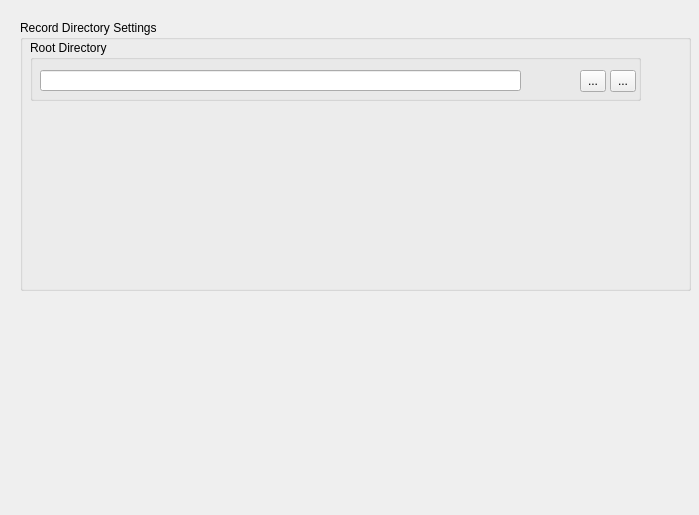
This is src/generalsettingsdialog.ui in yestinj/inetvis as Qt 5 draws it before an edit. The edited form follows.
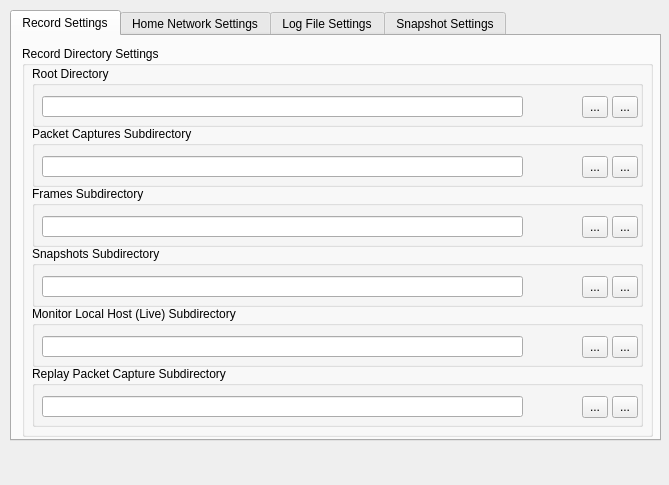
This is the edited form. Icons and pictures are not drawn.

Commit message: Added most of the general settings ui and functionality.

```diff
--- a/src/generalsettingsdialog.ui
+++ b/src/generalsettingsdialog.ui
@@ -6,58 +6,415 @@
    <rect>
     <x>0</x>
     <y>0</y>
-    <width>699</width>
-    <height>515</height>
+    <width>669</width>
+    <height>485</height>
    </rect>
   </property>
   <property name="windowTitle">
    <string>General Settings</string>
   </property>
-  <widget class="QGroupBox" name="groupBox">
+  <widget class="QTabWidget" name="tabWidget">
    <property name="geometry">
     <rect>
-     <x>20</x>
-     <y>20</y>
-     <width>671</width>
-     <height>271</height>
+     <x>10</x>
+     <y>10</y>
+     <width>651</width>
+     <height>431</height>
     </rect>
    </property>
-   <property name="title">
-    <string>Record Directory Settings</string>
+   <property name="currentIndex">
+    <number>0</number>
    </property>
-   <widget class="QGroupBox" name="groupBox_2">
-    <property name="geometry">
-     <rect>
-      <x>10</x>
-      <y>20</y>
-      <width>611</width>
-      <height>61</height>
-     </rect>
+   <widget class="QWidget" name="recordDirectoryTab">
+    <property name="accessibleName">
+     <string/>
     </property>
-    <property name="title">
-     <string>Root Directory</string>
-    </property>
-    <widget class="QLineEdit" name="rootDirLineEdit">
+    <attribute name="title">
+     <string>Record Settings</string>
+    </attribute>
+    <widget class="QGroupBox" name="recordSettingsGroupBox">
      <property name="geometry">
       <rect>
        <x>10</x>
-       <y>30</y>
-       <width>481</width>
-       <height>21</height>
+       <y>10</y>
+       <width>631</width>
+       <height>391</height>
       </rect>
      </property>
+     <property name="title">
+      <string>Record Directory Settings</string>
+     </property>
+     <widget class="QGroupBox" name="rootDirGroupBox">
+      <property name="geometry">
+       <rect>
+        <x>10</x>
+        <y>20</y>
+        <width>611</width>
+        <height>61</height>
+       </rect>
+      </property>
+      <property name="title">
+       <string>Root Directory</string>
+      </property>
+      <widget class="QLineEdit" name="rootDirLineEdit">
+       <property name="geometry">
+        <rect>
+         <x>10</x>
+         <y>30</y>
+         <width>481</width>
+         <height>21</height>
+        </rect>
+       </property>
+      </widget>
+      <widget class="QToolButton" name="rootDirSave">
+       <property name="geometry">
+        <rect>
+         <x>550</x>
+         <y>30</y>
+         <width>26</width>
+         <height>22</height>
+        </rect>
+       </property>
+       <property name="text">
+        <string>...</string>
+       </property>
+       <property name="icon">
+        <iconset>
+         <normalon>:/icons/images/stock_calc-accept.png</normalon>
+        </iconset>
+       </property>
+      </widget>
+      <widget class="QToolButton" name="rootDirUndo">
+       <property name="geometry">
+        <rect>
+         <x>580</x>
+         <y>30</y>
+         <width>26</width>
+         <height>22</height>
+        </rect>
+       </property>
+       <property name="text">
+        <string>...</string>
+       </property>
+       <property name="icon">
+        <iconset>
+         <normalon>:/icons/images/undo.png</normalon>
+        </iconset>
+       </property>
+      </widget>
+     </widget>
+     <widget class="QGroupBox" name="pcapsSubdirGroupBox">
+      <property name="geometry">
+       <rect>
+        <x>10</x>
+        <y>80</y>
+        <width>611</width>
+        <height>61</height>
+       </rect>
+      </property>
+      <property name="title">
+       <string>Packet Captures Subdirectory</string>
+      </property>
+      <widget class="QLineEdit" name="pcapsSubdirLineEdit">
+       <property name="geometry">
+        <rect>
+         <x>10</x>
+         <y>30</y>
+         <width>481</width>
+         <height>21</height>
+        </rect>
+       </property>
+      </widget>
+      <widget class="QToolButton" name="pcapsSubdirSave">
+       <property name="geometry">
+        <rect>
+         <x>550</x>
+         <y>30</y>
+         <width>26</width>
+         <height>22</height>
+        </rect>
+       </property>
+       <property name="text">
+        <string>...</string>
+       </property>
+       <property name="icon">
+        <iconset>
+         <normalon>:/icons/images/stock_calc-accept.png</normalon>
+        </iconset>
+       </property>
+      </widget>
+      <widget class="QToolButton" name="pcapsSubdirUndo">
+       <property name="geometry">
+        <rect>
+         <x>580</x>
+         <y>30</y>
+         <width>26</width>
+         <height>22</height>
+        </rect>
+       </property>
+       <property name="text">
+        <string>...</string>
+       </property>
+       <property name="icon">
+        <iconset>
+         <normalon>:/icons/images/undo.png</normalon>
+        </iconset>
+       </property>
+      </widget>
+     </widget>
+     <widget class="QGroupBox" name="framesSubdirGroupBox">
+      <property name="geometry">
+       <rect>
+        <x>10</x>
+        <y>140</y>
+        <width>611</width>
+        <height>61</height>
+       </rect>
+      </property>
+      <property name="title">
+       <string>Frames Subdirectory</string>
+      </property>
+      <widget class="QLineEdit" name="framesSubdirLineEdit">
+       <property name="geometry">
+        <rect>
+         <x>10</x>
+         <y>30</y>
+         <width>481</width>
+         <height>21</height>
+        </rect>
+       </property>
+      </widget>
+      <widget class="QToolButton" name="framesSubdirSave">
+       <property name="geometry">
+        <rect>
+         <x>550</x>
+         <y>30</y>
+         <width>26</width>
+         <height>22</height>
+        </rect>
+       </property>
+       <property name="text">
+        <string>...</string>
+       </property>
+       <property name="icon">
+        <iconset>
+         <normalon>:/icons/images/stock_calc-accept.png</normalon>
+        </iconset>
+       </property>
+      </widget>
+      <widget class="QToolButton" name="framesSubdirUndo">
+       <property name="geometry">
+        <rect>
+         <x>580</x>
+         <y>30</y>
+         <width>26</width>
+         <height>22</height>
+        </rect>
+       </property>
+       <property name="text">
+        <string>...</string>
+       </property>
+       <property name="icon">
+        <iconset>
+         <normalon>:/icons/images/undo.png</normalon>
+        </iconset>
+       </property>
+      </widget>
+     </widget>
+     <widget class="QGroupBox" name="snapshotsSubdirGroupBox">
+      <property name="geometry">
+       <rect>
+        <x>10</x>
+        <y>200</y>
+        <width>611</width>
+        <height>61</height>
+       </rect>
+      </property>
+      <property name="title">
+       <string>Snapshots Subdirectory</string>
+      </property>
+      <widget class="QLineEdit" name="snapshotsSubdirLineEdit">
+       <property name="geometry">
+        <rect>
+         <x>10</x>
+         <y>30</y>
+         <width>481</width>
+         <height>21</height>
+        </rect>
+       </property>
+      </widget>
+      <widget class="QToolButton" name="snapshotsSubdirSave">
+       <property name="geometry">
+        <rect>
+         <x>550</x>
+         <y>30</y>
+         <width>26</width>
+         <height>22</height>
+        </rect>
+       </property>
+       <property name="text">
+        <string>...</string>
+       </property>
+       <property name="icon">
+        <iconset>
+         <normalon>:/icons/images/stock_calc-accept.png</normalon>
+        </iconset>
+       </property>
+      </widget>
+      <widget class="QToolButton" name="snapshotsSubdirUndo">
+       <property name="geometry">
+        <rect>
+         <x>580</x>
+         <y>30</y>
+         <width>26</width>
+         <height>22</height>
+        </rect>
+       </property>
+       <property name="text">
+        <string>...</string>
+       </property>
+       <property name="icon">
+        <iconset>
+         <normalon>:/icons/images/undo.png</normalon>
+        </iconset>
+       </property>
+      </widget>
+     </widget>
+     <widget class="QGroupBox" name="liveSubdirGroupBox">
+      <property name="geometry">
+       <rect>
+        <x>10</x>
+        <y>260</y>
+        <width>611</width>
+        <height>61</height>
+       </rect>
+      </property>
+      <property name="title">
+       <string>Monitor Local Host (Live) Subdirectory</string>
+      </property>
+      <widget class="QLineEdit" name="liveSubdirLineEdit">
+       <property name="geometry">
+        <rect>
+         <x>10</x>
+         <y>30</y>
+         <width>481</width>
+         <height>21</height>
+        </rect>
+       </property>
+      </widget>
+      <widget class="QToolButton" name="liveSubdirSave">
+       <property name="geometry">
+        <rect>
+         <x>550</x>
+         <y>30</y>
+         <width>26</width>
+         <height>22</height>
+        </rect>
+       </property>
+       <property name="text">
+        <string>...</string>
+       </property>
+       <property name="icon">
+        <iconset>
+         <normalon>:/icons/images/stock_calc-accept.png</normalon>
+        </iconset>
+       </property>
+      </widget>
+      <widget class="QToolButton" name="liveSubdirUndo">
+       <property name="geometry">
+        <rect>
+         <x>580</x>
+         <y>30</y>
+         <width>26</width>
+         <height>22</height>
+        </rect>
+       </property>
+       <property name="text">
+        <string>...</string>
+       </property>
+       <property name="icon">
+        <iconset>
+         <normalon>:/icons/images/undo.png</normalon>
+        </iconset>
+       </property>
+      </widget>
+     </widget>
+     <widget class="QGroupBox" name="replaySubdirGroupBox">
+      <property name="geometry">
+       <rect>
+        <x>10</x>
+        <y>320</y>
+        <width>611</width>
+        <height>61</height>
+       </rect>
+      </property>
+      <property name="title">
+       <string>Replay Packet Capture Subdirectory</string>
+      </property>
+      <widget class="QLineEdit" name="replaySubdirLineEdit">
+       <property name="geometry">
+        <rect>
+         <x>10</x>
+         <y>30</y>
+         <width>481</width>
+         <height>21</height>
+        </rect>
+       </property>
+      </widget>
+      <widget class="QToolButton" name="replaySubdirSave">
+       <property name="geometry">
+        <rect>
+         <x>550</x>
+         <y>30</y>
+         <width>26</width>
+         <height>22</height>
+        </rect>
+       </property>
+       <property name="text">
+        <string>...</string>
+       </property>
+       <property name="icon">
+        <iconset>
+         <normalon>:/icons/images/stock_calc-accept.png</normalon>
+        </iconset>
+       </property>
+      </widget>
+      <widget class="QToolButton" name="replaySubdirUndo">
+       <property name="geometry">
+        <rect>
+         <x>580</x>
+         <y>30</y>
+         <width>26</width>
+         <height>22</height>
+        </rect>
+       </property>
+       <property name="text">
+        <string>...</string>
+       </property>
+       <property name="icon">
+        <iconset>
+         <normalon>:/icons/images/undo.png</normalon>
+        </iconset>
+       </property>
+      </widget>
+     </widget>
     </widget>
-    <widget class="QToolButton" name="rootDirSave">
+   </widget>
+   <widget class="QWidget" name="homeNetworkTab">
+    <attribute name="title">
+     <string>Home Network Settings</string>
+    </attribute>
+    <widget class="QGroupBox" name="homeNetworkGroupBox">
      <property name="geometry">
       <rect>
-       <x>550</x>
-       <y>30</y>
-       <width>26</width>
-       <height>22</height>
+       <x>10</x>
+       <y>10</y>
+       <width>631</width>
+       <height>151</height>
       </rect>
      </property>
-     <property name="text">
-      <string>...</string>
+     <property name="title">
+      <string>Home Network Settings</string>
      </property>
      <property name="icon">
       <iconset>
@@ -65,22 +422,214 @@
       </iconset>
      </property>
     </widget>
-    <widget class="QToolButton" name="rootDirUndo">
+   </widget>
+   <widget class="QWidget" name="logfileTab">
+    <attribute name="title">
+     <string>Log File Settings</string>
+    </attribute>
+    <widget class="QGroupBox" name="logFileGroupBox">
      <property name="geometry">
       <rect>
-       <x>580</x>
-       <y>30</y>
-       <width>26</width>
-       <height>22</height>
+       <x>10</x>
+       <y>10</y>
+       <width>631</width>
+       <height>211</height>
       </rect>
      </property>
-     <property name="text">
-      <string>...</string>
+     <property name="title">
+      <string>Log File Settings</string>
      </property>
-     <property name="icon">
-      <iconset>
-       <normalon>:/icons/images/undo.png</normalon>
-      </iconset>
+     <widget class="QGroupBox" name="rootLogDirGroupBox">
+      <property name="geometry">
+       <rect>
+        <x>10</x>
+        <y>20</y>
+        <width>611</width>
+        <height>61</height>
+       </rect>
+      </property>
+      <property name="title">
+       <string>Root Directory</string>
+      </property>
+      <widget class="QLineEdit" name="rootLogDirLineEdit">
+       <property name="geometry">
+        <rect>
+         <x>10</x>
+         <y>30</y>
+         <width>481</width>
+         <height>21</height>
+        </rect>
+       </property>
+      </widget>
+      <widget class="QToolButton" name="rootLogDirSave">
+       <property name="geometry">
+        <rect>
+         <x>550</x>
+         <y>30</y>
+         <width>26</width>
+         <height>22</height>
+        </rect>
+       </property>
+       <property name="text">
+        <string>...</string>
+       </property>
+       <property name="icon">
+        <iconset>
+         <normalon>:/icons/images/stock_calc-accept.png</normalon>
+        </iconset>
+       </property>
+      </widget>
+      <widget class="QToolButton" name="rootLogDirUndo">
+       <property name="geometry">
+        <rect>
+         <x>580</x>
+         <y>30</y>
+         <width>26</width>
+         <height>22</height>
+        </rect>
+       </property>
+       <property name="text">
+        <string>...</string>
+       </property>
+       <property name="icon">
+        <iconset>
+         <normalon>:/icons/images/undo.png</normalon>
+        </iconset>
+       </property>
+      </widget>
+     </widget>
+     <widget class="QGroupBox" name="stdoutFilenameGroupBox">
+      <property name="geometry">
+       <rect>
+        <x>10</x>
+        <y>80</y>
+        <width>611</width>
+        <height>61</height>
+       </rect>
+      </property>
+      <property name="title">
+       <string>Standard Output (stdout) Filename</string>
+      </property>
+      <widget class="QLineEdit" name="stdoutFilenameLineEdit">
+       <property name="geometry">
+        <rect>
+         <x>10</x>
+         <y>30</y>
+         <width>481</width>
+         <height>21</height>
+        </rect>
+       </property>
+      </widget>
+      <widget class="QToolButton" name="stdoutFilenameSave">
+       <property name="geometry">
+        <rect>
+         <x>550</x>
+         <y>30</y>
+         <width>26</width>
+         <height>22</height>
+        </rect>
+       </property>
+       <property name="text">
+        <string>...</string>
+       </property>
+       <property name="icon">
+        <iconset>
+         <normalon>:/icons/images/stock_calc-accept.png</normalon>
+        </iconset>
+       </property>
+      </widget>
+      <widget class="QToolButton" name="stdoutFilenameUndo">
+       <property name="geometry">
+        <rect>
+         <x>580</x>
+         <y>30</y>
+         <width>26</width>
+         <height>22</height>
+        </rect>
+       </property>
+       <property name="text">
+        <string>...</string>
+       </property>
+       <property name="icon">
+        <iconset>
+         <normalon>:/icons/images/undo.png</normalon>
+        </iconset>
+       </property>
+      </widget>
+     </widget>
+     <widget class="QGroupBox" name="stderrFilenameGroupBox">
+      <property name="geometry">
+       <rect>
+        <x>10</x>
+        <y>140</y>
+        <width>611</width>
+        <height>61</height>
+       </rect>
+      </property>
+      <property name="title">
+       <string>Standard Error (stderr) Filename</string>
+      </property>
+      <widget class="QLineEdit" name="stderrFilenameLineEdit">
+       <property name="geometry">
+        <rect>
+         <x>10</x>
+         <y>30</y>
+         <width>481</width>
+         <height>21</height>
+        </rect>
+       </property>
+      </widget>
+      <widget class="QToolButton" name="stderrFilenameSave">
+       <property name="geometry">
+        <rect>
+         <x>550</x>
+         <y>30</y>
+         <width>26</width>
+         <height>22</height>
+        </rect>
+       </property>
+       <property name="text">
+        <string>...</string>
+       </property>
+       <property name="icon">
+        <iconset>
+         <normalon>:/icons/images/stock_calc-accept.png</normalon>
+        </iconset>
+       </property>
+      </widget>
+      <widget class="QToolButton" name="stderrFilenameUndo">
+       <property name="geometry">
+        <rect>
+         <x>580</x>
+         <y>30</y>
+         <width>26</width>
+         <height>22</height>
+        </rect>
+       </property>
+       <property name="text">
+        <string>...</string>
+       </property>
+       <property name="icon">
+        <iconset>
+         <normalon>:/icons/images/undo.png</normalon>
+        </iconset>
+       </property>
+      </widget>
+     </widget>
+    </widget>
+   </widget>
+   <widget class="QWidget" name="snapshotTab">
+    <attribute name="title">
+     <string>Snapshot Settings</string>
+    </attribute>
+    <widget class="QGroupBox" name="snapshotSettingsGroupBox">
+     <property name="geometry">
+      <rect>
+       <x>10</x>
+       <y>10</y>
+       <width>631</width>
+       <height>211</height>
+      </rect>
      </property>
     </widget>
    </widget>
```
Left out of the diff: 757 changed lines with no effect on the pictures. The commit also changes 9 other files.
